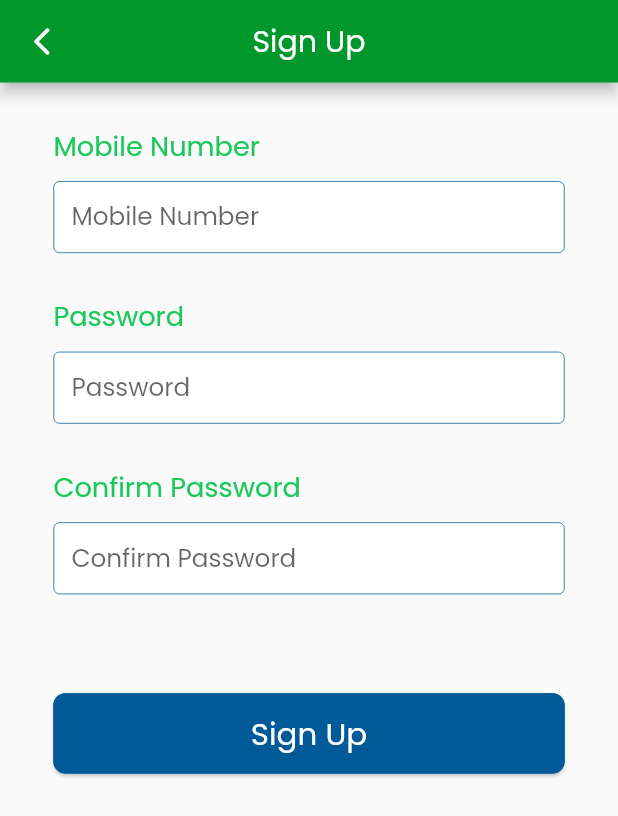
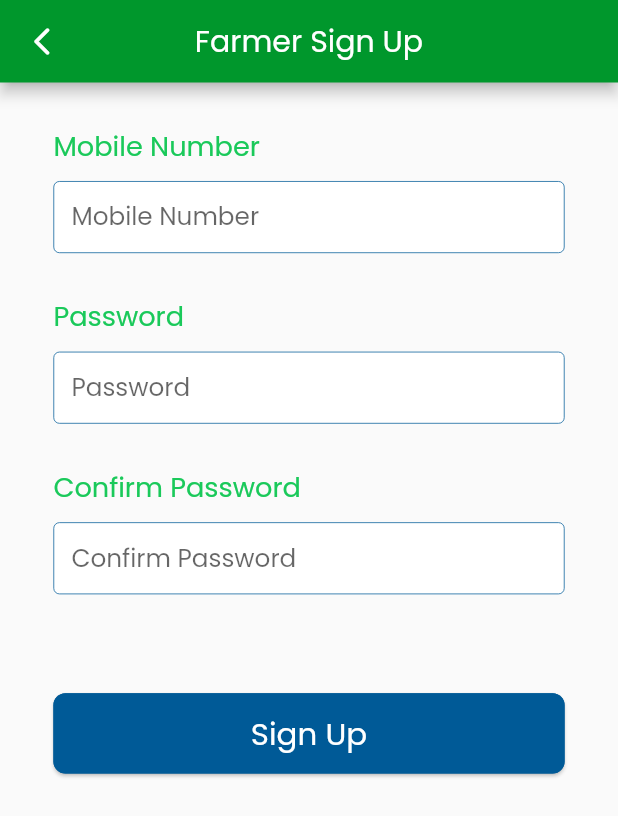
Before and after one commit to binoyPeries/AgriClaim, a Flutter app: the LoginPage screen opened directly with empty values, after a tap on "Sign Up", on a phone screen of 412 x 824 dp. Shown: the top 816 px of the screen. Run offline on Flutter 3.47's test engine with Material 2 defaults, Android fonts, the phone set to English and light mode, and no system bars; drawn by our look-alikes of flutter_form_builder; our stand-ins replace cached_network_image, chewie, cloud_firestore, connectivity_plus, dots_indicator, firebase_auth and 12 more; missing offline and left inert: video_compress; accounts and stored records are empty.

Commit message:
signup login UI updated

```diff
--- a/lib/ui/common/pages/login_page.dart
+++ b/lib/ui/common/pages/login_page.dart
@@ -7,6 +7,7 @@ import 'package:agriclaim/ui/common/form_fields/form_text_field.dart';
 import 'package:agriclaim/ui/constants/assets.dart';
 import 'package:agriclaim/ui/constants/colors.dart';
 import 'package:agriclaim/ui/constants/enums.dart';
+import 'package:agriclaim/utils/helper_functions.dart';
 import 'package:flutter/material.dart';
 import 'package:flutter_form_builder/flutter_form_builder.dart';
 import 'package:flutter_riverpod/flutter_riverpod.dart';
@@ -26,8 +27,10 @@ class LoginPage extends ConsumerWidget {
     final formKey = GlobalKey<FormBuilderState>();
 
     return DefaultScaffold(
-      appBar:
-          DefaultAppBar(title: S.of(context).login, backButtonVisible: true),
+      appBar: DefaultAppBar(
+          title:
+              " ${capitalizeFirstLetter(userType.name)} ${S.of(context).login}",
+          backButtonVisible: true),
       body: SingleChildScrollView(
         child: Padding(
           padding: const EdgeInsets.symmetric(horizontal: 15),
--- a/lib/ui/common/pages/sign_up.dart
+++ b/lib/ui/common/pages/sign_up.dart
@@ -6,6 +6,7 @@ import 'package:agriclaim/ui/common/components/default_scaffold.dart';
 import 'package:agriclaim/ui/common/components/submission_button.dart';
 import 'package:agriclaim/ui/common/form_fields/form_text_field.dart';
 import 'package:agriclaim/ui/constants/enums.dart';
+import 'package:agriclaim/utils/helper_functions.dart';
 import 'package:flutter/material.dart';
 import 'package:flutter_form_builder/flutter_form_builder.dart';
 import 'package:flutter_riverpod/flutter_riverpod.dart';
@@ -22,7 +23,9 @@ class CommonSignUpPage extends ConsumerWidget {
   Widget build(BuildContext context, WidgetRef ref) {
     final formKey = GlobalKey<FormBuilderState>();
     return DefaultScaffold(
-      appBar: const DefaultAppBar(title: "Sign Up", backButtonVisible: true),
+      appBar: DefaultAppBar(
+          title: "${capitalizeFirstLetter(userType.name)} Sign Up",
+          backButtonVisible: true),
       body: SingleChildScrollView(
         child: Padding(
           padding: const EdgeInsets.symmetric(horizontal: 15),
--- a/lib/utils/helper_functions.dart
+++ b/lib/utils/helper_functions.dart
@@ -89,3 +89,7 @@ bool isWithinFarmBoundaries(
       FarmBoundary.checkIsWithinBoundary(pointCoordinates, farmCoordinates);
   return isAccepted;
 }
+
+String capitalizeFirstLetter(String val) {
+  return val[0].toUpperCase() + val.substring(1);
+}
```
Also changed, not shown: lib/ui/farmer/profile_page.dart (+6 -1 lines), lib/ui/officer/profile_page.dart (+20 -5 lines).
